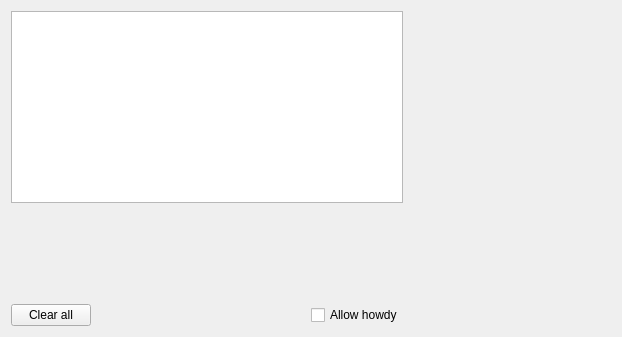
The window that src/ui/modelwidget.ui (dusekpe2/kcmhowdy) describes before a commit, drawn with Qt 5.
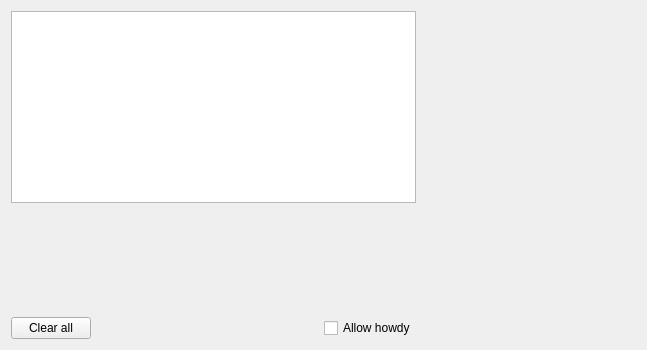
The same window after the commit.

Commit message: Hodne zmen v kodu, autentizace zmensena pouze na 2 aktivity, nacitani modelu jako JSON, predelany FaceModelsList jako QAbstractTableModel

Diff of the .ui file:
```diff
--- a/src/ui/modelwidget.ui
+++ b/src/ui/modelwidget.ui
@@ -6,8 +6,8 @@
    <rect>
     <x>0</x>
     <y>0</y>
-    <width>622</width>
-    <height>337</height>
+    <width>647</width>
+    <height>350</height>
    </rect>
   </property>
   <property name="windowTitle">
@@ -68,7 +68,7 @@
     </widget>
    </item>
    <item row="0" column="0" colspan="3">
-    <widget class="QTableWidget" name="tableWidget"/>
+    <widget class="QTableView" name="tableView"/>
    </item>
   </layout>
  </widget>
```
The commit also changes 45 other files.
